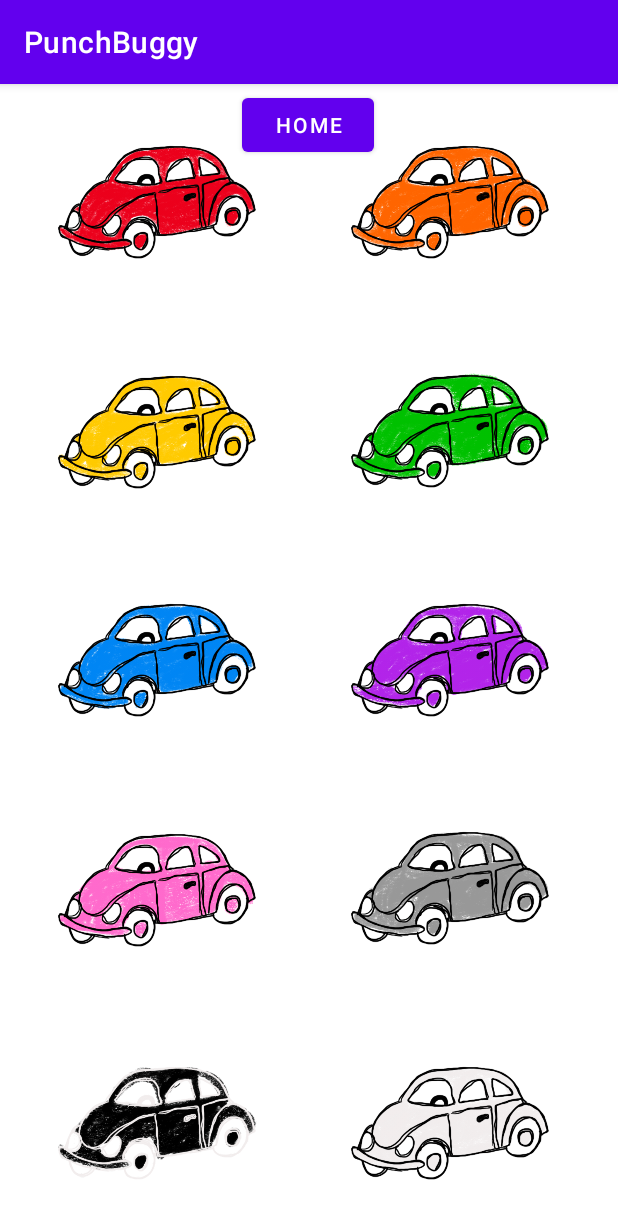
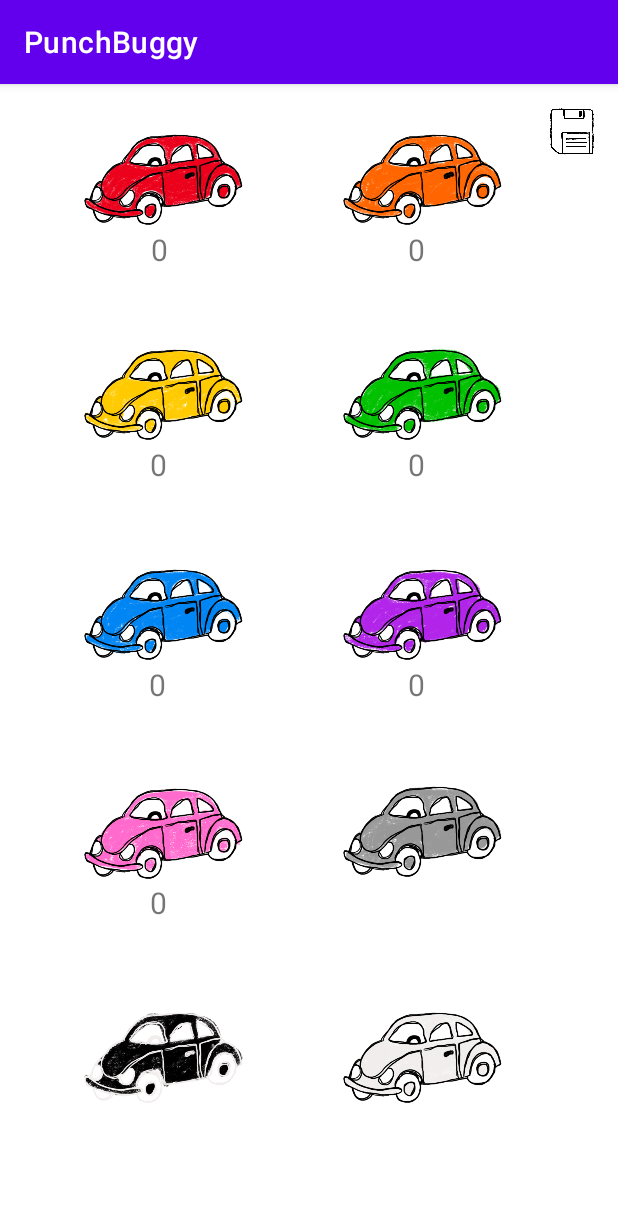
Before and after one commit to csisl/PunchBuggy, an Android app: the UserView screen opened directly, with no data from a screen before it, on a phone screen of 412 x 824 dp. Shown: the top 1219 px of the screen. Run offline under Robolectric (Android 15) with nearby library versions, the phone set to English and light mode, and no system bars.

Commit message:
Add points to players score

```diff
--- a/app/src/main/java/com/example/punchbuggy/Game.kt
+++ b/app/src/main/java/com/example/punchbuggy/Game.kt
@@ -6,6 +6,11 @@ class Game {
 
     fun getPlayers(): MutableList<Player> {
         return players
+    }
+
+    fun updatePlayer(player: Player) {
+        removePlayer(player)
+        addPlayer(player)
     }
 
     fun getPlayer(name: String): Player {
@@ -30,7 +35,12 @@ class Game {
     }
 
     fun removePlayer(player: Player) {
-        players.remove(player)
+        println("removing player: ${player.username}")
+        for (i in players.indices) {
+            if (players[i].username == player.username) {
+                players.removeAt(i)
+            }
+        }
     }
 
     fun incrementScore(player: Player, color: String) {
--- a/app/src/main/java/com/example/punchbuggy/MainActivity.kt
+++ b/app/src/main/java/com/example/punchbuggy/MainActivity.kt
@@ -30,12 +30,6 @@ class MainActivity : AppCompatActivity() {
             runningGame = gson.fromJson(gameIntent, Game::class.java)
         }
 
-        val playerIntent = getIntent().getStringExtra("player")
-        if (playerIntent != null) {
-            // TODO translate from gson
-            Log.d("player", "got player in main activity")
-        }
-
         playerListView = findViewById(R.id.playerListView)
         playerViewAdapter = ArrayAdapter(this, android.R.layout.simple_list_item_1, runningGame.getPlayerNames())
         playerListView.adapter = playerViewAdapter
@@ -50,6 +44,13 @@ class MainActivity : AppCompatActivity() {
             startActivity(playerIntent)
         }
 
+        val playerIntent = getIntent().getStringExtra("player")
+        if (playerIntent != null) {
+            val updatedPlayer = Gson().fromJson(playerIntent, Player::class.java)
+            runningGame.updatePlayer(updatedPlayer)
+            Log.d("totalScore", "${runningGame.displayScore()}")
+        }
+
         val toUserManagement: Button = findViewById(R.id.userManagment)
         toUserManagement.setOnClickListener {
             val toUserManagementIntent = Intent(this, UserManagement::class.java)
@@ -58,12 +59,6 @@ class MainActivity : AppCompatActivity() {
             val gameIntentExtra = gson.toJson(runningGame)
             toUserManagementIntent.putExtra("runningGame", gameIntentExtra)
             startActivity(toUserManagementIntent)
-        }
-
-        val toUser: Button = findViewById(R.id.viewGames)
-        toUser.setOnClickListener {
-            val toUserView = Intent(this, UserView::class.java)
-            startActivity(toUserView)
         }
     }
 
@@ -90,8 +85,6 @@ class MainActivity : AppCompatActivity() {
             val gson = Gson()
             runningGame = gson.fromJson(gameData, Game::class.java)
             Log.d("gameInstance", "Got Game instance from shared preference ${runningGame}")
-            println(runningGame)
-            runningGame.displayScore()
         } else {
             runningGame = Game()
             Log.d("gameInstance", "Made new game instance in Main ${runningGame}")
--- a/app/src/main/java/com/example/punchbuggy/Player.kt
+++ b/app/src/main/java/com/example/punchbuggy/Player.kt
@@ -17,13 +17,23 @@ class Player constructor(val username: String){
         }
     }
 
+    fun getScoreForColor(color: String): Int? {
+        punchBuggies.forEach {
+            if (it.color == color) {
+                return it.getCount()
+            }
+        }
+
+        return null
+    }
+
     fun getCurrentPunchBuggy(color: String): PunchBuggy {
         punchBuggies.forEach {
             if (it.color == color) {
                 return it
             }
         }
-        TODO("What do we return when the color doesn't match?")
+        TODO("Change to PunchBuggy? but also change the calls to this func")
     }
 
     fun addPoint(color: String) {
--- a/app/src/main/java/com/example/punchbuggy/UserView.kt
+++ b/app/src/main/java/com/example/punchbuggy/UserView.kt
@@ -1,5 +1,6 @@
 package com.example.punchbuggy
 
+import android.content.Context
 import android.content.Intent
 import androidx.appcompat.app.AppCompatActivity
 import android.os.Bundle
@@ -11,51 +12,63 @@ import com.google.gson.Gson
 
 class UserView : AppCompatActivity() {
     // TODO: populate the text view of the different counts when first loaded
+
+    private lateinit var player: Player
+    private lateinit var redResultView: TextView
+    private lateinit var orangeResultView: TextView
+    private lateinit var yellowResultView: TextView
+    private lateinit var greenResultView: TextView
+    private lateinit var blueResultView: TextView
+    private lateinit var purpleResultView: TextView
+    private lateinit var pinkResultView: TextView
+    private lateinit var silverResultView: TextView
+    private lateinit var blackResultView: TextView
+    private lateinit var whiteResultView: TextView
+
     override fun onCreate(savedInstanceState: Bundle?) {
         super.onCreate(savedInstanceState)
         setContentView(R.layout.activity_user_view)
 
         val playerData = getIntent().getStringExtra("player")
-        val gson = Gson()
-        val player = gson.fromJson(playerData, Player::class.java)
 
-        val redResultView: TextView = findViewById(R.id.redCount)
+        if (playerData != null) {
+            val gson = Gson()
+            player = gson.fromJson(playerData, Player::class.java)
+        } else {
+            player = Player("null")
+        }
+
         val redBuddy: ImageButton = findViewById(R.id.redBuggy)
+        redResultView = findViewById(R.id.redCount)
 
         val orangeBuddy: ImageButton = findViewById(R.id.orangeBuggy)
-        val orangeResultView: TextView = findViewById(R.id.orangeCount)
+        orangeResultView = findViewById(R.id.orangeCount)
 
         val yellowBuddy: ImageButton = findViewById(R.id.yellowBuggy)
-        val yellowResultView: TextView = findViewById(R.id.yellowCount)
+        yellowResultView = findViewById(R.id.yellowCount)
 
         val greenBuddy: ImageButton = findViewById(R.id.greenBuggy)
-        val greenResultView: TextView = findViewById(R.id.greenCount)
+        greenResultView = findViewById(R.id.greenCount)
 
         val blueBuddy: ImageButton = findViewById(R.id.blueBuggy)
-        val blueResultView: TextView = findViewById(R.id.blueCount)
+        blueResultView = findViewById(R.id.blueCount)
 
         val purpleBuddy: ImageButton = findViewById(R.id.purpleBuggy)
-        val purpleResultView: TextView = findViewById(R.id.purpleCount)
+        purpleResultView = findViewById(R.id.purpleCount)
 
         val pinkBuddy: ImageButton = findViewById(R.id.pinkBuggy)
-        val pinkResultView: TextView = findViewById(R.id.pinkCount)
+        pinkResultView = findViewById(R.id.pinkCount)
 
         val silverBuddy: ImageButton = findViewById(R.id.silverBuggy)
-        val silverResultView: TextView = findViewById(R.id.silverCount)
+        silverResultView = findViewById(R.id.silverCount)
 
         val blackBuddy: ImageButton = findViewById(R.id.blackBuggy)
-        val blackResultView: TextView = findViewById(R.id.blackCount)
+        blackResultView = findViewById(R.id.blackCount)
 
         val whiteBuddy: ImageButton = findViewById(R.id.whiteBuggy)
-        val whiteResultView: TextView = findViewById(R.id.whiteCount)
+        whiteResultView = findViewById(R.id.whiteCount)
 
-        val homeButton: Button = findViewById(R.id.homeButton)
-        homeButton.setOnClickListener {
-            val homeIntent = Intent(this, MainActivity::class.java)
-            val playerGson = Gson().toJson(player)
-            homeIntent.putExtra("player", playerGson)
-            startActivity(homeIntent)
-        }
+        populateUserData(player)
 
         redBuddy.setOnClickListener {
             incrementBuggyCount(player, "red", redResultView)
@@ -127,6 +140,28 @@ class UserView : AppCompatActivity() {
             decrementBuggyCount(player, "black", blackResultView)
         }
 
+        val saveButton: ImageButton = findViewById(R.id.saveButton)
+        saveButton.setOnClickListener {
+            val homeIntent = Intent(this, MainActivity::class.java)
+            val playerGson = Gson().toJson(player)
+            homeIntent.putExtra("player", playerGson)
+            startActivity(homeIntent)
+        }
+
+    }
+
+    private fun populateUserData(player: Player) {
+
+        Log.d("populateUserData", "Player current score for red: ${player.getScoreForColor("red")}")
+
+        redResultView.setText(player.getScoreForColor("red").toString())
+        orangeResultView.setText(player.getScoreForColor("orange").toString())
+        yellowResultView.setText(player.getScoreForColor("yellow").toString())
+        greenResultView.setText(player.getScoreForColor("green").toString())
+        blueResultView.setText(player.getScoreForColor("blue").toString())
+        purpleResultView.setText(player.getScoreForColor("purple").toString())
+        pinkResultView.setText(player.getScoreForColor("pink").toString())
+
     }
 
     private fun incrementBuggyCount(player: Player, color: String, resultView: TextView) {
@@ -139,4 +174,5 @@ class UserView : AppCompatActivity() {
         resultView.text = player.getCurrentPunchBuggy(color).getCount().toString()
         return true
     }
+
 }
--- a/app/src/main/res/layout/activity_main.xml
+++ b/app/src/main/res/layout/activity_main.xml
@@ -5,18 +5,6 @@
     android:layout_width="match_parent"
     android:layout_height="match_parent"
     tools:context=".UserView">
-
-    <Button
-        android:id="@+id/viewGames"
-        android:layout_width="wrap_content"
-        android:layout_height="wrap_content"
-        android:text="@string/view_games"
-        app:layout_constraintBottom_toBottomOf="parent"
-        app:layout_constraintEnd_toEndOf="parent"
-        app:layout_constraintHorizontal_bias="0.498"
-        app:layout_constraintStart_toStartOf="parent"
-        app:layout_constraintTop_toTopOf="parent"
-        app:layout_constraintVertical_bias="0.162" />
 
     <Button
         android:id="@+id/userManagment"
@@ -33,8 +21,8 @@
     <ListView
         android:id="@+id/playerListView"
         android:layout_width="250dp"
-        android:layout_height="200dp"
-        android:background="#DAEEFF"
+        android:layout_height="300dp"
+        android:background="#F3F1FB"
         app:layout_constraintBottom_toTopOf="@+id/userManagment"
         app:layout_constraintEnd_toEndOf="parent"
         app:layout_constraintHorizontal_bias="0.496"
--- a/app/src/main/res/layout/activity_user_view.xml
+++ b/app/src/main/res/layout/activity_user_view.xml
@@ -80,8 +80,8 @@
 
         <ImageButton
             android:id="@+id/silverBuggy"
-            android:layout_width="150dp"
-            android:layout_height="150dp"
+            android:layout_width="120dp"
+            android:layout_height="120dp"
             android:layout_marginStart="15dp"
             android:layout_marginLeft="15dp"
             android:layout_marginTop="40dp"
@@ -89,15 +89,15 @@
             android:contentDescription="@string/silver_buggy"
             app:layout_constraintBottom_toBottomOf="parent"
             app:layout_constraintEnd_toEndOf="parent"
-            app:layout_constraintHorizontal_bias="0.834"
+            app:layout_constraintHorizontal_bias="0.735"
             app:layout_constraintStart_toStartOf="parent"
             app:layout_constraintTop_toTopOf="parent"
-            app:layout_constraintVertical_bias="0.729" />
+            app:layout_constraintVertical_bias="0.656" />
 
         <ImageButton
             android:id="@+id/pinkBuggy"
-            android:layout_width="150dp"
-            android:layout_height="150dp"
+            android:layout_width="120dp"
+            android:layout_height="120dp"
             android:layout_marginStart="15dp"
             android:layout_marginLeft="15dp"
             android:layout_marginTop="40dp"
@@ -105,15 +105,15 @@
             android:contentDescription="@string/pink_buggy"
             app:layout_constraintBottom_toBottomOf="parent"
             app:layout_constraintEnd_toEndOf="parent"
-            app:layout_constraintHorizontal_bias="0.042"
+            app:layout_constraintHorizontal_bias="0.112"
             app:layout_constraintStart_toStartOf="parent"
             app:layout_constraintTop_toTopOf="parent"
-            app:layout_constraintVertical_bias="0.731" />
+            app:layout_constraintVertical_bias="0.658" />
 
         <ImageButton
             android:id="@+id/purpleBuggy"
-            android:layout_width="150dp"
-            android:layout_height="150dp"
+            android:layout_width="120dp"
+            android:layout_height="120dp"
             android:layout_marginStart="15dp"
             android:layout_marginLeft="15dp"
             android:layout_marginTop="40dp"
@@ -121,15 +121,15 @@
             android:contentDescription="@string/purple_buggy"
             app:layout_constraintBottom_toBottomOf="parent"
             app:layout_constraintEnd_toEndOf="parent"
-            app:layout_constraintHorizontal_bias="0.834"
+            app:layout_constraintHorizontal_bias="0.735"
             app:layout_constraintStart_toStartOf="parent"
             app:layout_constraintTop_toTopOf="parent"
-            app:layout_constraintVertical_bias="0.466" />
+            app:layout_constraintVertical_bias="0.418" />
 
         <ImageButton
             android:id="@+id/blueBuggy"
-            android:layout_width="150dp"
-            android:layout_height="150dp"
+            android:layout_width="120dp"
+            android:layout_height="120dp"
             android:layout_marginStart="15dp"
             android:layout_marginLeft="15dp"
             android:layout_marginTop="40dp"
@@ -137,15 +137,15 @@
             android:contentDescription="@string/blue_buggy"
             app:layout_constraintBottom_toBottomOf="parent"
             app:layout_constraintEnd_toEndOf="parent"
-            app:layout_constraintHorizontal_bias="0.042"
+            app:layout_constraintHorizontal_bias="0.112"
             app:layout_constraintStart_toStartOf="parent"
             app:layout_constraintTop_toTopOf="parent"
-            app:layout_constraintVertical_bias="0.466" />
+            app:layout_constraintVertical_bias="0.418" />
 
         <ImageButton
             android:id="@+id/greenBuggy"
-            android:layout_width="150dp"
-            android:layout_height="150dp"
+            android:layout_width="120dp"
+            android:layout_height="120dp"
             android:layout_marginStart="15dp"
             android:layout_marginLeft="15dp"
             android:layout_marginTop="40dp"
@@ -153,22 +153,22 @@
             android:contentDescription="@string/green_buggy"
             app:layout_constraintBottom_toBottomOf="parent"
             app:layout_constraintEnd_toEndOf="parent"
-            app:layout_constraintHorizontal_bias="0.834"
+            app:layout_constraintHorizontal_bias="0.735"
             app:layout_constraintStart_toStartOf="parent"
             app:layout_constraintTop_toTopOf="parent"
-            app:layout_constraintVertical_bias="0.202" />
+            app:layout_constraintVertical_bias="0.176" />
 
         <ImageButton
             android:id="@+id/redBuggy"
-            android:layout_width="150dp"
-            android:layout_height="150dp"
+            android:layout_width="120dp"
+            android:layout_height="120dp"
             android:layout_marginStart="15dp"
             android:layout_marginLeft="15dp"
             android:background="@drawable/red"
             android:contentDescription="@string/red_buggy"
             app:layout_constraintBottom_toBottomOf="parent"
             app:layout_constraintEnd_toEndOf="parent"
-            app:layout_constraintHorizontal_bias="0.042"
+            app:layout_constraintHorizontal_bias="0.112"
             app:layout_constraintStart_toStartOf="parent"
             app:layout_constraintTop_toTopOf="parent"
             app:layout_constraintVertical_bias="0.006" />
@@ -187,13 +187,13 @@
 
         <ImageButton
             android:id="@+id/orangeBuggy"
-            android:layout_width="150dp"
-            android:layout_height="150dp"
+            android:layout_width="120dp"
+            android:layout_height="120dp"
             android:background="@drawable/orange"
             android:contentDescription="@string/orange_buggy"
             app:layout_constraintBottom_toBottomOf="parent"
             app:layout_constraintEnd_toEndOf="parent"
-            app:layout_constraintHorizontal_bias="0.844"
+            app:layout_constraintHorizontal_bias="0.749"
             app:layout_constraintStart_toStartOf="parent"
             app:layout_constraintTop_toTopOf="parent"
             app:layout_constraintVertical_bias="0.006" />
@@ -213,8 +213,8 @@
 
         <ImageButton
             android:id="@+id/yellowBuggy"
-            android:layout_width="150dp"
-            android:layout_height="150dp"
+            android:layout_width="120dp"
+            android:layout_height="120dp"
             android:layout_marginStart="15dp"
             android:layout_marginLeft="15dp"
             android:layout_marginTop="40dp"
@@ -222,15 +222,15 @@
             android:contentDescription="@string/yellow_buggy"
             app:layout_constraintBottom_toBottomOf="parent"
             app:layout_constraintEnd_toEndOf="parent"
-            app:layout_constraintHorizontal_bias="0.042"
+            app:layout_constraintHorizontal_bias="0.112"
             app:layout_constraintStart_toStartOf="parent"
             app:layout_constraintTop_toTopOf="parent"
-            app:layout_constraintVertical_bias="0.203" />
+            app:layout_constraintVertical_bias="0.176" />
 
         <ImageButton
             android:id="@+id/blackBuggy"
-            android:layout_width="150dp"
-            android:layout_height="150dp"
+            android:layout_width="120dp"
+            android:layout_height="120dp"
             android:layout_marginStart="15dp"
             android:layout_marginLeft="15dp"
             android:layout_marginTop="40dp"
@@ -238,15 +238,15 @@
             android:contentDescription="@string/black_buggy"
             app:layout_constraintBottom_toBottomOf="parent"
             app:layout_constraintEnd_toEndOf="parent"
-            app:layout_constraintHorizontal_bias="0.042"
+            app:layout_constraintHorizontal_bias="0.112"
             app:layout_constraintStart_toStartOf="parent"
             app:layout_constraintTop_toTopOf="parent"
-            app:layout_constraintVertical_bias="1.0" />
+            app:layout_constraintVertical_bias="0.903" />
 
         <ImageButton
             android:id="@+id/whiteBuggy"
-            android:layout_width="150dp"
-            android:layout_height="150dp"
+            android:layout_width="120dp"
+            android:layout_height="120dp"
             android:layout_marginStart="15dp"
             android:layout_marginLeft="15dp"
             android:layout_marginTop="40dp"
@@ -254,10 +254,10 @@
             android:contentDescription="@string/white_buggy"
             app:layout_constraintBottom_toBottomOf="parent"
             app:layout_constraintEnd_toEndOf="parent"
-            app:layout_constraintHorizontal_bias="0.834"
+            app:layout_constraintHorizontal_bias="0.735"
             app:layout_constraintStart_toStartOf="parent"
             app:layout_constraintTop_toTopOf="parent"
-            app:layout_constraintVertical_bias="1.0" />
+            app:layout_constraintVertical_bias="0.903" />
 
         <TextView
             android:id="@+id/blackCount"
@@ -298,17 +298,17 @@
             app:layout_constraintVertical_bias="1.0"
             tools:text="0" />
 
-        <Button
-            android:id="@+id/homeButton"
-            android:layout_width="wrap_content"
-            android:layout_height="wrap_content"
-            android:text="@string/HOME"
+        <ImageButton
+            android:id="@+id/saveButton"
+            android:layout_width="29dp"
+            android:layout_height="31dp"
+            android:background="@drawable/save"
             app:layout_constraintBottom_toBottomOf="parent"
             app:layout_constraintEnd_toEndOf="parent"
-            app:layout_constraintHorizontal_bias="0.498"
+            app:layout_constraintHorizontal_bias="0.958"
             app:layout_constraintStart_toStartOf="parent"
             app:layout_constraintTop_toTopOf="parent"
-            app:layout_constraintVertical_bias="0.005" />
+            app:layout_constraintVertical_bias="0.022" />
 
     </androidx.constraintlayout.widget.ConstraintLayout>
 </ScrollView>
```
Also changed, not shown: app/src/main/res/drawable/save.png (added).
